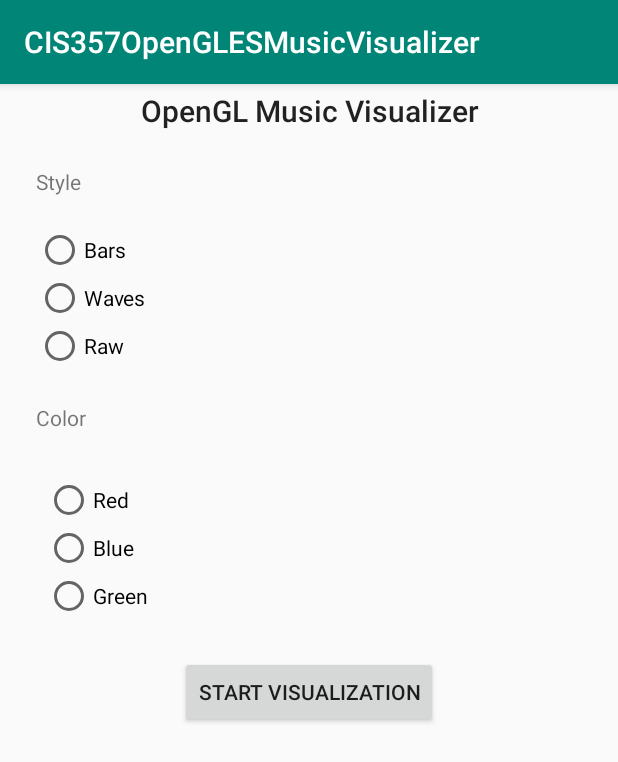
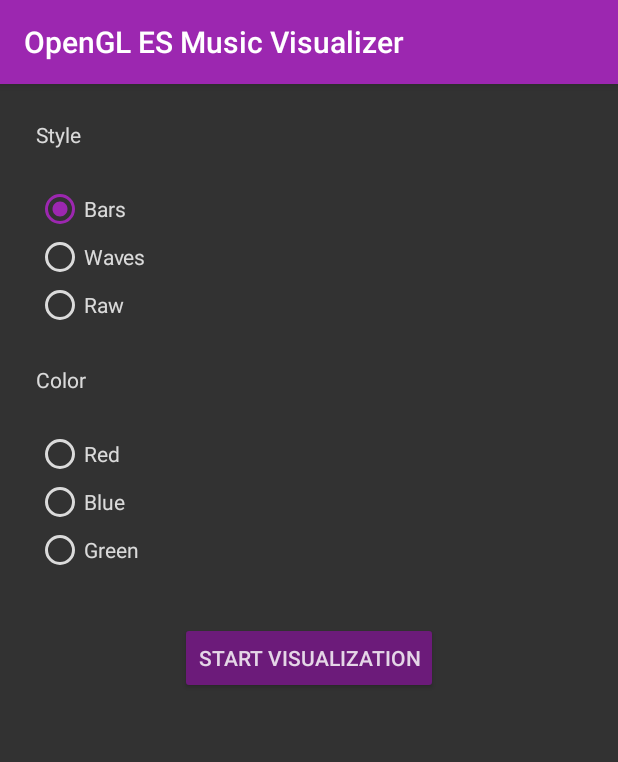
Before and after one commit to Meagherq/OpenGL-Music-Visualizer, an Android app: the screen it shows after launch (MainActivity), on a phone screen of 412 x 824 dp. Shown: the top 762 px of the screen. Run offline under Robolectric (Android 15) with nearby library versions, the phone set to English and light mode, and no system bars.

Commit message:
pretty colors

```diff
--- a/app/src/main/res/layout/activity_main.xml
+++ b/app/src/main/res/layout/activity_main.xml
@@ -5,21 +5,6 @@
     android:layout_width="match_parent"
     android:layout_height="match_parent"
     tools:context=".MainActivity">
-
-    <TextView
-        android:id="@+id/title"
-        android:layout_width="0dp"
-        android:layout_height="wrap_content"
-        android:layout_marginStart="8dp"
-        android:layout_marginTop="4dp"
-        android:layout_marginEnd="8dp"
-        android:gravity="center"
-        android:text="@string/title"
-        android:textAppearance="@style/TextAppearance.AppCompat.Title"
-        app:layout_constraintEnd_toEndOf="parent"
-        app:layout_constraintHorizontal_bias="0.0"
-        app:layout_constraintStart_toStartOf="parent"
-        app:layout_constraintTop_toTopOf="parent" />
 
     <TextView
         android:id="@+id/textView4"
@@ -30,7 +15,7 @@
         android:layout_marginTop="24dp"
         android:text="@string/shape"
         app:layout_constraintStart_toStartOf="parent"
-        app:layout_constraintTop_toBottomOf="@+id/title" />
+        app:layout_constraintTop_toTopOf="parent" />
 
     <TextView
         android:id="@+id/textView2"
@@ -38,18 +23,18 @@
         android:layout_height="wrap_content"
         android:layout_marginStart="24dp"
         android:layout_marginLeft="24dp"
-        android:layout_marginTop="22dp"
+        android:layout_marginTop="24dp"
         android:text="@string/color"
         app:layout_constraintStart_toStartOf="parent"
         app:layout_constraintTop_toBottomOf="@+id/radioGroup" />
 
     <RadioGroup
         android:id="@+id/radioGroup"
-        android:layout_width="wrap_content"
+        android:layout_width="35pt"
         android:layout_height="wrap_content"
         android:layout_marginStart="24dp"
         android:layout_marginLeft="24dp"
-        android:layout_marginTop="20dp"
+        android:layout_marginTop="24dp"
         app:layout_constraintStart_toStartOf="parent"
         app:layout_constraintTop_toBottomOf="@+id/textView4">
 
@@ -57,28 +42,36 @@
             android:id="@+id/radioButton5"
             android:layout_width="match_parent"
             android:layout_height="wrap_content"
-            android:text="Bars" />
+            android:checked="true"
+            android:text="Bars"
+            android:textColor="@color/text"
+            android:textColorHint="@color/text"
+            android:theme="@style/MyRadioButton" />
 
         <RadioButton
             android:id="@+id/radioButton2"
             android:layout_width="match_parent"
             android:layout_height="wrap_content"
-            android:text="Waves" />
+            android:text="Waves"
+            android:textColor="@color/text"
+            android:theme="@style/MyRadioButton" />
 
         <RadioButton
             android:id="@+id/radioButton"
             android:layout_width="match_parent"
             android:layout_height="wrap_content"
-            android:text="Raw" />
+            android:text="Raw"
+            android:textColor="@color/text"
+            android:theme="@style/MyRadioButton" />
     </RadioGroup>
 
     <RadioGroup
         android:id="@+id/radioGroup2"
-        android:layout_width="wrap_content"
+        android:layout_width="35pt"
         android:layout_height="wrap_content"
-        android:layout_marginStart="30dp"
-        android:layout_marginLeft="30dp"
-        android:layout_marginTop="29dp"
+        android:layout_marginStart="24dp"
+        android:layout_marginLeft="24dp"
+        android:layout_marginTop="24dp"
         app:layout_constraintStart_toStartOf="parent"
         app:layout_constraintTop_toBottomOf="@+id/textView2">
 
@@ -86,31 +79,38 @@
             android:id="@+id/radioButton4"
             android:layout_width="match_parent"
             android:layout_height="wrap_content"
-            android:text="Red" />
+            android:text="Red"
+            android:textColor="@color/text"
+            android:theme="@style/MyRedRadioButton" />
 
         <RadioButton
             android:id="@+id/radioButton3"
             android:layout_width="match_parent"
             android:layout_height="wrap_content"
-            android:text="Blue" />
+            android:text="Blue"
+            android:textColor="@color/text"
+            android:theme="@style/MyBlueRadioButton" />
 
         <RadioButton
             android:id="@+id/radioButton6"
             android:layout_width="match_parent"
             android:layout_height="wrap_content"
-            android:text="Green" />
+            android:text="Green"
+            android:textColor="@color/text"
+            android:theme="@style/MyGreenRadioButton" />
     </RadioGroup>
 
     <Button
         android:id="@+id/button"
         android:layout_width="wrap_content"
         android:layout_height="wrap_content"
-        android:layout_marginTop="350dp"
+        android:layout_marginTop="32dp"
+        android:backgroundTint="@color/darkPurple"
         android:text="Start Visualization"
         app:layout_constraintEnd_toEndOf="parent"
         app:layout_constraintHorizontal_bias="0.5"
         app:layout_constraintStart_toStartOf="parent"
-        app:layout_constraintTop_toBottomOf="@+id/title" />
+        app:layout_constraintTop_toBottomOf="@+id/radioGroup2" />
 
 
 </androidx.constraintlayout.widget.ConstraintLayout>
--- a/app/src/main/res/values/colors.xml
+++ b/app/src/main/res/values/colors.xml
@@ -1,7 +1,13 @@
 <?xml version="1.0" encoding="utf-8"?>
 <resources>
-    <color name="colorPrimary">#008577</color>
-    <color name="colorPrimaryDark">#00574B</color>
+    <color name="purple">#9C27B0</color>
+    <color name="darkPurple">#6C1B7A</color>
     <color name="colorAccent">#D81B60</color>
     <color name="black_overlay">#66000000</color>
+    <color name="dark_background">#323232</color>
+    <color name="text">#D2FFFFFF</color>
+    <color name="btn_bg_color">#ff7e51c2</color>
+    <color name="red">#FF3232</color>
+    <color name="blue">#0096FF</color>
+    <color name="green">#32FF32</color>
 </resources>
--- a/app/src/main/res/values/strings.xml
+++ b/app/src/main/res/values/strings.xml
@@ -1,5 +1,5 @@
 <resources>
-    <string name="app_name">CIS357OpenGLESMusicVisualizer</string>
+    <string name="app_name">OpenGL ES Music Visualizer</string>
 
     <string name="title_activity_music">MusicActivity</string>
     <string name="dummy_button">Dummy Button</string>
--- a/app/src/main/res/values/styles.xml
+++ b/app/src/main/res/values/styles.xml
@@ -1,19 +1,41 @@
-<resources>
+<resources xmlns:tools="http://schemas.android.com/tools">
 
     <!-- Base application theme. -->
     <style name="AppTheme" parent="Theme.AppCompat.Light.DarkActionBar">
         <!-- Customize your theme here. -->
-        <item name="colorPrimary">@color/colorPrimary</item>
-        <item name="colorPrimaryDark">@color/colorPrimaryDark</item>
+        <item name="colorPrimary">@color/purple</item>
+        <item name="colorPrimaryDark">@color/darkPurple</item>
         <item name="colorAccent">@color/colorAccent</item>
+        <item name="android:windowBackground">@color/dark_background</item>
+        <item name="android:textColor">@color/text</item>
     </style>
 
     <style name="FullscreenTheme" parent="AppTheme">
         <item name="android:actionBarStyle">@style/FullscreenActionBarStyle</item>
         <item name="android:windowActionBarOverlay">true</item>
-        <item name="android:windowBackground">@null</item>
+        <item name="android:windowBackground">@color/dark_background</item>
         <item name="metaButtonBarStyle">?android:attr/buttonBarStyle</item>
         <item name="metaButtonBarButtonStyle">?android:attr/buttonBarButtonStyle</item>
+    </style>
+
+    <style name="MyRadioButton" parent="Theme.AppCompat.Light">
+        <item name="colorControlNormal">@color/text</item>
+        <item name="colorControlActivated">@color/purple</item>
+    </style>
+
+    <style name="MyRedRadioButton" parent="Theme.AppCompat.Light">
+        <item name="colorControlNormal">@color/text</item>
+        <item name="colorControlActivated">@color/red</item>
+    </style>
+
+    <style name="MyBlueRadioButton" parent="Theme.AppCompat.Light">
+        <item name="colorControlNormal">@color/text</item>
+        <item name="colorControlActivated">@color/blue</item>
+    </style>
+
+    <style name="MyGreenRadioButton" parent="Theme.AppCompat.Light">
+        <item name="colorControlNormal">@color/text</item>
+        <item name="colorControlActivated">@color/green</item>
     </style>
 
     <style name="FullscreenActionBarStyle" parent="Widget.AppCompat.ActionBar">
```
Also changed, not shown: 1 other file.
